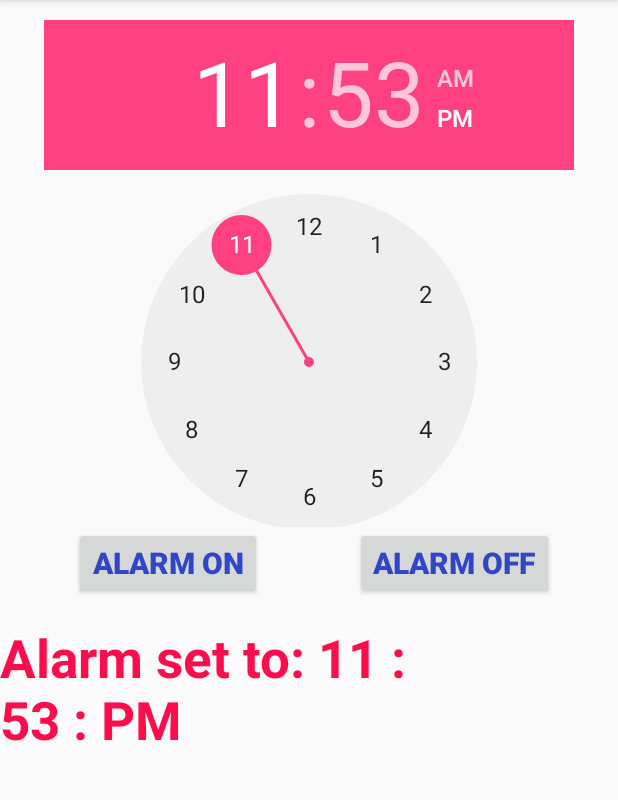
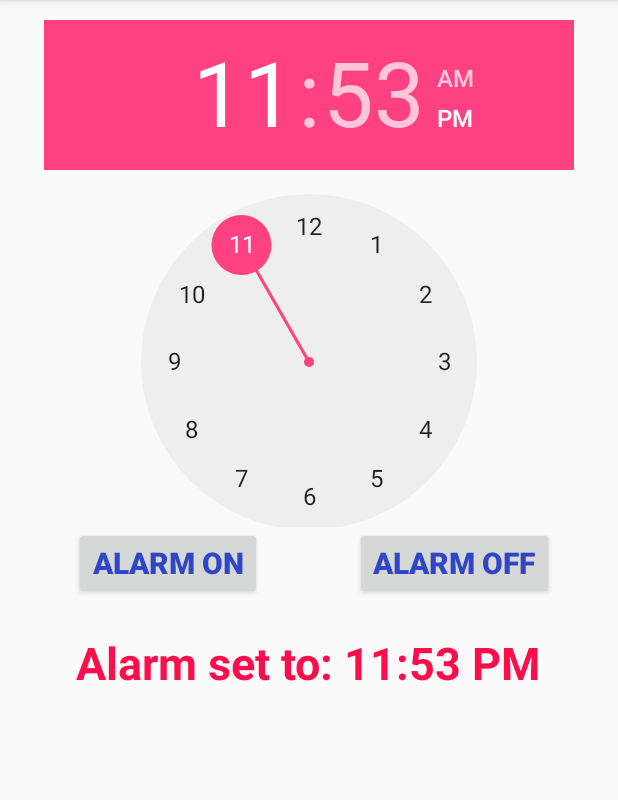
Before and after one commit to imtiazaminsajid/AlarmClock, an Android app: the screen it shows after launch (MainActivity), after a tap on "ALARM ON", on a phone screen of 412 x 824 dp, the part 84-884 px from its top. Run offline under Robolectric (Android 15) with nearby library versions, the phone set to English and light mode, and no system bars.

```diff
--- a/app/src/main/AndroidManifest.xml
+++ b/app/src/main/AndroidManifest.xml
@@ -16,6 +16,9 @@
                 <category android:name="android.intent.category.LAUNCHER" />
             </intent-filter>
         </activity>
+
+        <receiver android:name=".Alarm_Receiver"/>
+
     </application>
 
 </manifest>
--- /dev/null
+++ b/app/src/main/java/com/example/imtiazaminsajid/alarmclock/Alarm_Receiver.java
@@ -0,0 +1,17 @@
+package com.example.imtiazaminsajid.alarmclock;
+
+import android.content.BroadcastReceiver;
+import android.content.Context;
+import android.content.Intent;
+import android.util.Log;
+
+/**
+ * Created by Imtiaz Amin Sajid on 3/15/2018.
+ */
+
+public class Alarm_Receiver extends BroadcastReceiver {
+    @Override
+    public void onReceive(Context context, Intent intent) {
+        Log.e("We are in receiver", "Yeah");
+    }
+}
--- a/app/src/main/java/com/example/imtiazaminsajid/alarmclock/MainActivity.java
+++ b/app/src/main/java/com/example/imtiazaminsajid/alarmclock/MainActivity.java
@@ -1,7 +1,9 @@
 package com.example.imtiazaminsajid.alarmclock;
 
 import android.app.AlarmManager;
+import android.app.PendingIntent;
 import android.content.Context;
+import android.content.Intent;
 import android.os.Build;
 import android.support.annotation.RequiresApi;
 import android.support.v7.app.AppCompatActivity;
@@ -22,6 +24,7 @@ public class MainActivity extends AppCompatActivity {
     AlarmManager alarmManager;
     Context context;
     Calendar calendar;
+    PendingIntent pendingIntent;
 
 
     @RequiresApi(api = Build.VERSION_CODES.M)
@@ -29,8 +32,6 @@ public class MainActivity extends AppCompatActivity {
     protected void onCreate(Bundle savedInstanceState) {
         super.onCreate(savedInstanceState);
         setContentView(R.layout.activity_main);
-
-
 
         this.context = this;
 
@@ -41,6 +42,8 @@ public class MainActivity extends AppCompatActivity {
         calendar = Calendar.getInstance();
 
         alarmManager = (AlarmManager) getSystemService(ALARM_SERVICE);
+
+        final Intent intent = new Intent(this.context, Alarm_Receiver.class);
 
 
         alarmOn.setOnClickListener(new View.OnClickListener() {
@@ -70,9 +73,11 @@ public class MainActivity extends AppCompatActivity {
 
                 String hour = String.valueOf(hourInt);
                 String minute = String.valueOf(minuteInt);
+                if (minuteInt<10){
+                    minute = "0"+String.valueOf(minute);
+                }
 
-//
-//
+
 ////                if (hour>12){
 ////                    hour_string = String.valueOf(hour - 12);
 ////                }
@@ -80,7 +85,11 @@ public class MainActivity extends AppCompatActivity {
 ////                    minute_string = "0"+String.valueOf(minute);
 ////                }
 
-                set_alarm_text("Alarm set to: "+hour+" : "+minute+" : "+format);
+                set_alarm_text("Alarm set to: "+hour+":"+minute+" "+format);
+
+                pendingIntent = PendingIntent.getBroadcast(MainActivity.this,0,intent, PendingIntent.FLAG_UPDATE_CURRENT);
+
+                alarmManager.set(AlarmManager.RTC_WAKEUP, calendar.getTimeInMillis(), pendingIntent);
 
             }
         });
@@ -89,6 +98,8 @@ public class MainActivity extends AppCompatActivity {
             @Override
             public void onClick(View view) {
                 set_alarm_text("Alarm Off");
+
+                alarmManager.cancel(pendingIntent);
             }
         });
 
--- a/app/src/main/res/layout/activity_main.xml
+++ b/app/src/main/res/layout/activity_main.xml
@@ -4,6 +4,7 @@
     xmlns:tools="http://schemas.android.com/tools"
     android:layout_width="match_parent"
     android:layout_height="match_parent"
+    android:id="@+id/relative"
     tools:context="com.example.imtiazaminsajid.alarmclock.MainActivity">
 
 
@@ -57,20 +58,17 @@
         android:id="@+id/update_message"
         android:layout_width="wrap_content"
         android:layout_height="wrap_content"
-        android:layout_alignEnd="@+id/alarm_off"
-        android:layout_alignRight="@+id/alarm_off"
         android:layout_below="@+id/alarm_on"
-        android:layout_marginEnd="52dp"
-        android:layout_marginRight="52dp"
-        android:layout_marginTop="15dp"
+        android:layout_centerHorizontal="true"
+        android:layout_marginTop="22dp"
         android:text="Alarm Set on"
         android:textColor="#fc0e4d"
-        android:textSize="35dp"
+        android:textSize="30dp"
         android:textStyle="bold"
         tools:ignore="MissingConstraints"
         tools:layout_editor_absoluteX="91dp"
-        tools:layout_editor_absoluteY="429dp"
-        />
+        tools:layout_editor_absoluteY="429dp" />
+
 
 
 </RelativeLayout>
```
